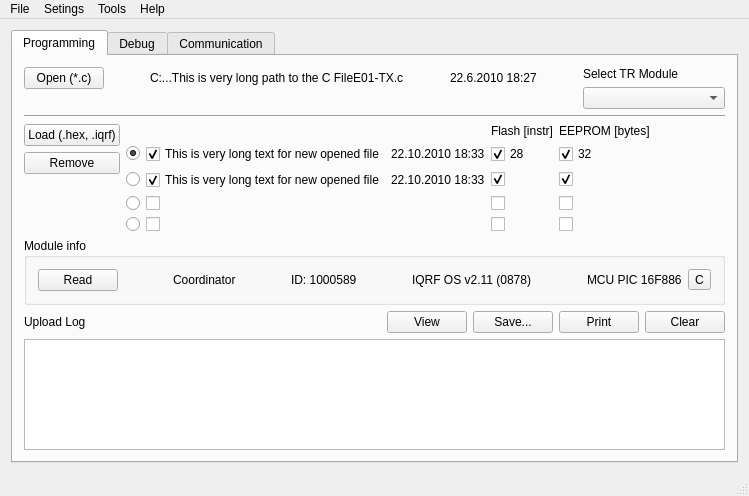
Above: IDE/iqrf_ide/mainwindow.ui from nandra/IDE before the change. Below: the same form after it.
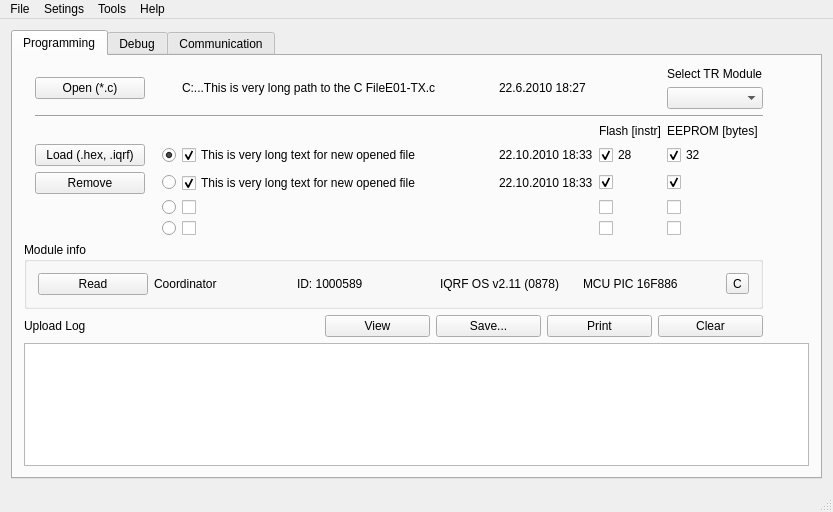
That is the form after the change. Icons and pictures are not drawn.

Commit message: Add modified layout for Programming and Communication tabs.

The edit to the form file:
```diff
--- a/IDE/iqrf_ide/mainwindow.ui
+++ b/IDE/iqrf_ide/mainwindow.ui
@@ -6,8 +6,8 @@
    <rect>
     <x>0</x>
     <y>0</y>
-    <width>712</width>
-    <height>496</height>
+    <width>833</width>
+    <height>512</height>
    </rect>
   </property>
   <property name="sizePolicy">
@@ -24,8 +24,8 @@
     <normaloff>:/images/images/lupa.ico</normaloff>:/images/images/lupa.ico</iconset>
   </property>
   <widget class="QWidget" name="centralWidget">
-   <layout class="QVBoxLayout" name="verticalLayout_8">
-    <item>
+   <layout class="QGridLayout" name="gridLayout">
+    <item row="0" column="0">
      <widget class="QTabWidget" name="tabWidget">
       <property name="sizePolicy">
        <sizepolicy hsizetype="Preferred" vsizetype="Preferred">
@@ -40,77 +40,201 @@
        <attribute name="title">
         <string>Programming</string>
        </attribute>
-       <layout class="QVBoxLayout" name="verticalLayout">
-        <item>
-         <layout class="QFormLayout" name="formLayout_5">
-          <property name="fieldGrowthPolicy">
-           <enum>QFormLayout::AllNonFixedFieldsGrow</enum>
-          </property>
+       <layout class="QGridLayout" name="gridLayout_4">
+        <item row="0" column="0">
+         <layout class="QGridLayout" name="gridLayout_3">
           <item row="0" column="0">
            <layout class="QGridLayout" name="gridLayout_2">
             <item row="0" column="0">
-             <widget class="QPushButton" name="openCFileBtn">
-              <property name="text">
-               <string>Open (*.c)</string>
-              </property>
-             </widget>
-            </item>
-            <item row="0" column="1">
              <spacer name="horizontalSpacer_3">
               <property name="orientation">
                <enum>Qt::Horizontal</enum>
               </property>
+              <property name="sizeType">
+               <enum>QSizePolicy::Fixed</enum>
+              </property>
               <property name="sizeHint" stdset="0">
                <size>
+                <width>5</width>
+                <height>0</height>
+               </size>
+              </property>
+             </spacer>
+            </item>
+            <item row="0" column="8">
+             <spacer name="horizontalSpacer_4">
+              <property name="orientation">
+               <enum>Qt::Horizontal</enum>
+              </property>
+              <property name="sizeType">
+               <enum>QSizePolicy::Fixed</enum>
+              </property>
+              <property name="sizeHint" stdset="0">
+               <size>
                 <width>40</width>
-                <height>20</height>
+                <height>0</height>
+               </size>
+              </property>
+             </spacer>
+            </item>
+            <item row="0" column="7">
+             <spacer name="horizontalSpacer_5">
+              <property name="orientation">
+               <enum>Qt::Horizontal</enum>
+              </property>
+              <property name="sizeType">
+               <enum>QSizePolicy::Fixed</enum>
+              </property>
+              <property name="sizeHint" stdset="0">
+               <size>
+                <width>40</width>
+                <height>0</height>
                </size>
               </property>
              </spacer>
             </item>
             <item row="0" column="2">
+             <spacer name="horizontalSpacer_16">
+              <property name="orientation">
+               <enum>Qt::Horizontal</enum>
+              </property>
+              <property name="sizeType">
+               <enum>QSizePolicy::Fixed</enum>
+              </property>
+              <property name="sizeHint" stdset="0">
+               <size>
+                <width>5</width>
+                <height>0</height>
+               </size>
+              </property>
+             </spacer>
+            </item>
+            <item row="0" column="5">
+             <spacer name="horizontalSpacer_17">
+              <property name="orientation">
+               <enum>Qt::Horizontal</enum>
+              </property>
+              <property name="sizeType">
+               <enum>QSizePolicy::Fixed</enum>
+              </property>
+              <property name="sizeHint" stdset="0">
+               <size>
+                <width>5</width>
+                <height>0</height>
+               </size>
+              </property>
+             </spacer>
+            </item>
+            <item row="0" column="3">
+             <spacer name="horizontalSpacer_18">
+              <property name="orientation">
+               <enum>Qt::Horizontal</enum>
+              </property>
+              <property name="sizeType">
+               <enum>QSizePolicy::Fixed</enum>
+              </property>
+              <property name="sizeHint" stdset="0">
+               <size>
+                <width>10</width>
+                <height>0</height>
+               </size>
+              </property>
+             </spacer>
+            </item>
+            <item row="0" column="6">
+             <spacer name="horizontalSpacer_19">
+              <property name="orientation">
+               <enum>Qt::Horizontal</enum>
+              </property>
+              <property name="sizeType">
+               <enum>QSizePolicy::Fixed</enum>
+              </property>
+              <property name="sizeHint" stdset="0">
+               <size>
+                <width>40</width>
+                <height>0</height>
+               </size>
+              </property>
+             </spacer>
+            </item>
+            <item row="0" column="4">
+             <spacer name="horizontalSpacer_20">
+              <property name="orientation">
+               <enum>Qt::Horizontal</enum>
+              </property>
+              <property name="sizeType">
+               <enum>QSizePolicy::Fixed</enum>
+              </property>
+              <property name="sizeHint" stdset="0">
+               <size>
+                <width>200</width>
+                <height>0</height>
+               </size>
+              </property>
+             </spacer>
+            </item>
+            <item row="0" column="1">
+             <spacer name="horizontalSpacer_21">
+              <property name="orientation">
+               <enum>Qt::Horizontal</enum>
+              </property>
+              <property name="sizeType">
+               <enum>QSizePolicy::Fixed</enum>
+              </property>
+              <property name="sizeHint" stdset="0">
+               <size>
+                <width>110</width>
+                <height>0</height>
+               </size>
+              </property>
+             </spacer>
+            </item>
+            <item row="1" column="1">
+             <widget class="QPushButton" name="openCFileBtn">
+              <property name="sizePolicy">
+               <sizepolicy hsizetype="Preferred" vsizetype="Fixed">
+                <horstretch>0</horstretch>
+                <verstretch>0</verstretch>
+               </sizepolicy>
+              </property>
+              <property name="minimumSize">
+               <size>
+                <width>0</width>
+                <height>0</height>
+               </size>
+              </property>
+              <property name="maximumSize">
+               <size>
+                <width>16777215</width>
+                <height>16777215</height>
+               </size>
+              </property>
+              <property name="text">
+               <string>Open (*.c)</string>
+              </property>
+             </widget>
+            </item>
+            <item row="1" column="4">
              <widget class="QLabel" name="openFilePathLbl">
+              <property name="sizePolicy">
+               <sizepolicy hsizetype="Preferred" vsizetype="Fixed">
+                <horstretch>0</horstretch>
+                <verstretch>0</verstretch>
+               </sizepolicy>
+              </property>
               <property name="text">
                <string>C:...This is very long path to the C FileE01-TX.c</string>
               </property>
              </widget>
             </item>
-            <item row="0" column="3">
-             <spacer name="horizontalSpacer_4">
-              <property name="orientation">
-               <enum>Qt::Horizontal</enum>
-              </property>
-              <property name="sizeHint" stdset="0">
-               <size>
-                <width>40</width>
-                <height>20</height>
-               </size>
-              </property>
-             </spacer>
-            </item>
-            <item row="0" column="4">
+            <item row="1" column="6">
              <widget class="QLabel" name="openCFileDateTimeLbl">
               <property name="text">
                <string>22.6.2010 18:27</string>
               </property>
              </widget>
             </item>
-            <item row="0" column="5">
-             <spacer name="horizontalSpacer_5">
-              <property name="orientation">
-               <enum>Qt::Horizontal</enum>
-              </property>
-              <property name="sizeHint" stdset="0">
-               <size>
-                <width>40</width>
-                <height>20</height>
-               </size>
-              </property>
-             </spacer>
-            </item>
-           </layout>
-          </item>
-          <item row="0" column="1">
+            <item row="1" column="8">
            <layout class="QVBoxLayout" name="verticalLayout_4">
             <item>
              <widget class="QLabel" name="label_3">
@@ -121,6 +245,12 @@
             </item>
             <item>
              <widget class="QComboBox" name="trModuleBox">
+                <property name="sizePolicy">
+                 <sizepolicy hsizetype="Preferred" vsizetype="Fixed">
+                  <horstretch>0</horstretch>
+                  <verstretch>0</verstretch>
+                 </sizepolicy>
+                </property>
               <property name="currentIndex">
                <number>-1</number>
               </property>
@@ -128,52 +258,46 @@
             </item>
            </layout>
           </item>
-         </layout>
-        </item>
-        <item>
-         <widget class="Line" name="line">
-          <property name="orientation">
-           <enum>Qt::Horizontal</enum>
-          </property>
-         </widget>
-        </item>
-        <item>
-         <layout class="QFormLayout" name="formLayout_4">
-          <property name="fieldGrowthPolicy">
-           <enum>QFormLayout::ExpandingFieldsGrow</enum>
-          </property>
-          <item row="0" column="0">
-           <layout class="QVBoxLayout" name="verticalLayout_5">
-            <item>
+            <item row="4" column="1">
              <widget class="QPushButton" name="loadHexIqrfBtn">
+              <property name="sizePolicy">
+               <sizepolicy hsizetype="Preferred" vsizetype="Fixed">
+                <horstretch>0</horstretch>
+                <verstretch>0</verstretch>
+               </sizepolicy>
+              </property>
+              <property name="maximumSize">
+               <size>
+                <width>16777215</width>
+                <height>16777215</height>
+               </size>
+              </property>
               <property name="text">
                <string>Load (.hex, .iqrf)</string>
               </property>
              </widget>
             </item>
-            <item>
-             <widget class="QPushButton" name="removeBtn">
-              <property name="text">
-               <string>Remove</string>
+            <item row="2" column="1" colspan="8">
+             <widget class="Line" name="line">
+              <property name="orientation">
+               <enum>Qt::Horizontal</enum>
               </property>
              </widget>
             </item>
-           </layout>
-          </item>
-          <item row="0" column="1">
-           <layout class="QGridLayout" name="gridLayout">
-            <item row="1" column="0">
-             <widget class="QRadioButton" name="radioButton0">
-              <property name="text">
-               <string/>
-              </property>
-              <property name="checked">
-               <bool>true</bool>
-              </property>
-             </widget>
-            </item>
-            <item row="1" column="1">
+            <item row="4" column="4">
              <widget class="QCheckBox" name="checkBox0">
+              <property name="sizePolicy">
+               <sizepolicy hsizetype="Preferred" vsizetype="Fixed">
+                <horstretch>0</horstretch>
+                <verstretch>0</verstretch>
+               </sizepolicy>
+              </property>
+              <property name="minimumSize">
+               <size>
+                <width>300</width>
+                <height>0</height>
+               </size>
+              </property>
               <property name="text">
                <string>This is very long text for new opened file</string>
               </property>
@@ -182,14 +306,44 @@
               </property>
              </widget>
             </item>
-            <item row="1" column="2">
+            <item row="4" column="3">
+             <widget class="QRadioButton" name="radioButton0">
+              <property name="sizePolicy">
+               <sizepolicy hsizetype="Preferred" vsizetype="Preferred">
+                <horstretch>0</horstretch>
+                <verstretch>0</verstretch>
+               </sizepolicy>
+              </property>
+              <property name="text">
+               <string/>
+              </property>
+              <property name="checked">
+               <bool>true</bool>
+              </property>
+             </widget>
+            </item>
+            <item row="4" column="6">
              <widget class="QLabel" name="label0">
               <property name="text">
                <string>22.10.2010 18:33</string>
               </property>
              </widget>
             </item>
-            <item row="1" column="3">
+            <item row="3" column="8">
+             <widget class="QLabel" name="label_10">
+              <property name="text">
+               <string>EEPROM [bytes]</string>
+              </property>
+             </widget>
+            </item>
+            <item row="3" column="7">
+             <widget class="QLabel" name="label_9">
+              <property name="text">
+               <string>Flash [instr]</string>
+              </property>
+             </widget>
+            </item>
+            <item row="4" column="7">
              <widget class="QCheckBox" name="checkBox00">
               <property name="text">
                <string>28</string>
@@ -199,7 +353,7 @@
               </property>
              </widget>
             </item>
-            <item row="1" column="4">
+            <item row="4" column="8">
              <widget class="QCheckBox" name="checkBox01">
               <property name="text">
                <string>32</string>
@@ -209,29 +363,46 @@
               </property>
              </widget>
             </item>
-            <item row="0" column="3">
-             <widget class="QLabel" name="label_9">
-              <property name="text">
-               <string>Flash [instr]</string>
+            <item row="5" column="1">
+             <widget class="QPushButton" name="removeBtn">
+              <property name="sizePolicy">
+               <sizepolicy hsizetype="Preferred" vsizetype="Fixed">
+                <horstretch>0</horstretch>
+                <verstretch>0</verstretch>
+               </sizepolicy>
               </property>
-             </widget>
-            </item>
-            <item row="0" column="4">
-             <widget class="QLabel" name="label_10">
+              <property name="maximumSize">
+               <size>
+                <width>16777215</width>
+                <height>16777215</height>
+               </size>
+              </property>
               <property name="text">
-               <string>EEPROM [bytes]</string>
+               <string>Remove</string>
               </property>
              </widget>
             </item>
-            <item row="2" column="0">
+            <item row="5" column="3">
              <widget class="QRadioButton" name="radioButton1">
               <property name="text">
                <string/>
               </property>
              </widget>
             </item>
-            <item row="2" column="1">
+            <item row="5" column="4">
              <widget class="QCheckBox" name="checkBox1">
+              <property name="sizePolicy">
+               <sizepolicy hsizetype="Preferred" vsizetype="Fixed">
+                <horstretch>0</horstretch>
+                <verstretch>0</verstretch>
+               </sizepolicy>
+              </property>
+              <property name="minimumSize">
+               <size>
+                <width>300</width>
+                <height>0</height>
+               </size>
+              </property>
               <property name="text">
                <string>This is very long text for new opened file</string>
               </property>
@@ -240,14 +411,14 @@
               </property>
              </widget>
             </item>
-            <item row="2" column="2">
+            <item row="5" column="6">
              <widget class="QLabel" name="label1">
               <property name="text">
                <string>22.10.2010 18:33</string>
               </property>
              </widget>
             </item>
-            <item row="2" column="3">
+            <item row="5" column="7">
              <widget class="QCheckBox" name="checkBox11">
               <property name="text">
                <string/>
@@ -257,7 +428,7 @@
               </property>
              </widget>
             </item>
-            <item row="2" column="4">
+            <item row="5" column="8">
              <widget class="QCheckBox" name="checkBox12">
               <property name="text">
                <string/>
@@ -267,108 +438,98 @@
               </property>
              </widget>
             </item>
-            <item row="3" column="0">
+            <item row="6" column="3">
              <widget class="QRadioButton" name="radioButton2">
               <property name="text">
                <string/>
               </property>
              </widget>
             </item>
-            <item row="3" column="1">
+            <item row="6" column="4">
              <widget class="QCheckBox" name="checkBox2">
               <property name="text">
                <string/>
               </property>
              </widget>
             </item>
-            <item row="3" column="2">
-             <widget class="QLabel" name="label2">
-              <property name="text">
-               <string/>
-              </property>
-             </widget>
-            </item>
-            <item row="3" column="3">
-             <widget class="QCheckBox" name="checkBox21">
-              <property name="text">
-               <string/>
-              </property>
-             </widget>
-            </item>
-            <item row="3" column="4">
-             <widget class="QCheckBox" name="checkBox22">
-              <property name="text">
-               <string/>
-              </property>
-             </widget>
-            </item>
-            <item row="4" column="0">
+            <item row="7" column="3">
              <widget class="QRadioButton" name="radioButton3">
               <property name="text">
                <string/>
               </property>
              </widget>
             </item>
-            <item row="4" column="1">
+            <item row="7" column="4">
              <widget class="QCheckBox" name="checkBox3">
               <property name="text">
                <string/>
               </property>
              </widget>
             </item>
-            <item row="4" column="2">
-             <widget class="QLabel" name="label3">
+            <item row="6" column="7">
+             <widget class="QCheckBox" name="checkBox21">
               <property name="text">
                <string/>
               </property>
              </widget>
             </item>
-            <item row="4" column="3">
+            <item row="6" column="8">
+             <widget class="QCheckBox" name="checkBox22">
+              <property name="text">
+               <string/>
+              </property>
+             </widget>
+            </item>
+            <item row="7" column="7">
              <widget class="QCheckBox" name="checkBox31">
               <property name="text">
                <string/>
               </property>
              </widget>
             </item>
-            <item row="4" column="4">
+            <item row="7" column="8">
              <widget class="QCheckBox" name="checkBox32">
               <property name="text">
                <string/>
               </property>
              </widget>
             </item>
-           </layout>
-          </item>
-         </layout>
-        </item>
-        <item>
+            <item row="8" column="0" colspan="9">
          <widget class="QGroupBox" name="groupBox">
+              <property name="sizePolicy">
+               <sizepolicy hsizetype="Preferred" vsizetype="Preferred">
+                <horstretch>0</horstretch>
+                <verstretch>0</verstretch>
+               </sizepolicy>
+              </property>
           <property name="title">
            <string>Module info</string>
           </property>
           <layout class="QFormLayout" name="formLayout_6">
+               <property name="fieldGrowthPolicy">
+                <enum>QFormLayout::AllNonFixedFieldsGrow</enum>
+               </property>
            <item row="0" column="0" colspan="2">
             <layout class="QHBoxLayout" name="horizontalLayout_6">
              <item>
               <widget class="QPushButton" name="remodModuleInfoBtn">
+                   <property name="sizePolicy">
+                    <sizepolicy hsizetype="Fixed" vsizetype="Fixed">
+                     <horstretch>0</horstretch>
+                     <verstretch>0</verstretch>
+                    </sizepolicy>
+                   </property>
+                   <property name="minimumSize">
+                    <size>
+                     <width>110</width>
+                     <height>0</height>
+                    </size>
+                   </property>
                <property name="text">
                 <string>Read</string>
                </property>
               </widget>
              </item>
-             <item>
-              <spacer name="horizontalSpacer">
-               <property name="orientation">
-                <enum>Qt::Horizontal</enum>
-               </property>
-               <property name="sizeHint" stdset="0">
-                <size>
-                 <width>40</width>
-                 <height>20</height>
-                </size>
-               </property>
-              </spacer>
-             </item>
              <item>
               <widget class="QLabel" name="coordinatorLbl">
                <property name="text">
@@ -376,19 +537,6 @@
                </property>
               </widget>
              </item>
-             <item>
-              <spacer name="horizontalSpacer_6">
-               <property name="orientation">
-                <enum>Qt::Horizontal</enum>
-               </property>
-               <property name="sizeHint" stdset="0">
-                <size>
-                 <width>40</width>
-                 <height>20</height>
-                </size>
-               </property>
-              </spacer>
-             </item>
              <item>
               <widget class="QLabel" name="idprogLbl">
                <property name="text">
@@ -396,19 +544,6 @@
                </property>
               </widget>
              </item>
-             <item>
-              <spacer name="horizontalSpacer_8">
-               <property name="orientation">
-                <enum>Qt::Horizontal</enum>
-               </property>
-               <property name="sizeHint" stdset="0">
-                <size>
-                 <width>40</width>
-                 <height>20</height>
-                </size>
-               </property>
-              </spacer>
-             </item>
              <item>
               <widget class="QLabel" name="osVerLblb">
                <property name="text">
@@ -416,19 +551,6 @@
                </property>
               </widget>
              </item>
-             <item>
-              <spacer name="horizontalSpacer_7">
-               <property name="orientation">
-                <enum>Qt::Horizontal</enum>
-               </property>
-               <property name="sizeHint" stdset="0">
-                <size>
-                 <width>40</width>
-                 <height>20</height>
-                </size>
-               </property>
-              </spacer>
-             </item>
              <item>
               <widget class="QLabel" name="mcuLbl">
                <property name="text">
@@ -448,8 +570,26 @@
           </layout>
          </widget>
         </item>
-        <item>
+           </layout>
+          </item>
+          <item row="0" column="1">
+           <spacer name="horizontalSpacer">
+            <property name="orientation">
+             <enum>Qt::Horizontal</enum>
+            </property>
+            <property name="sizeHint" stdset="0">
+             <size>
+              <width>2</width>
+              <height>20</height>
+             </size>
+            </property>
+           </spacer>
+          </item>
+          <item row="1" column="0">
          <layout class="QHBoxLayout" name="horizontalLayout_5">
+            <property name="sizeConstraint">
+             <enum>QLayout::SetFixedSize</enum>
+            </property>
           <item>
            <widget class="QLabel" name="uploadLogLbl">
             <property name="text">
@@ -462,6 +602,9 @@
             <property name="orientation">
              <enum>Qt::Horizontal</enum>
             </property>
+              <property name="sizeType">
+               <enum>QSizePolicy::Fixed</enum>
+              </property>
             <property name="sizeHint" stdset="0">
              <size>
               <width>40</width>
@@ -472,6 +615,12 @@
           </item>
           <item>
            <widget class="QPushButton" name="viewUploadLogBtn">
+              <property name="maximumSize">
+               <size>
+                <width>105</width>
+                <height>16777215</height>
+               </size>
+              </property>
             <property name="text">
              <string>View</string>
             </property>
@@ -479,6 +628,12 @@
           </item>
           <item>
            <widget class="QPushButton" name="saveUploadLogBtn">
+              <property name="maximumSize">
+               <size>
+                <width>105</width>
+                <height>16777215</height>
+               </size>
+              </property>
             <property name="text">
              <string>Save...</string>
             </property>
@@ -486,6 +641,12 @@
           </item>
           <item>
            <widget class="QPushButton" name="printUploadLogBtn">
+              <property name="maximumSize">
+               <size>
+                <width>105</width>
+                <height>16777215</height>
+               </size>
+              </property>
             <property name="text">
              <string>Print</string>
             </property>
@@ -493,6 +654,12 @@
           </item>
           <item>
            <widget class="QPushButton" name="clearUploadLogBtn">
+              <property name="maximumSize">
+               <size>
+                <width>105</width>
+                <height>16777215</height>
+               </size>
+              </property>
             <property name="text">
              <string>Clear</string>
             </property>
@@ -500,10 +667,12 @@
           </item>
          </layout>
         </item>
-        <item>
+          <item row="2" column="0" colspan="2">
          <widget class="QListWidget" name="uploadLogList"/>
         </item>
        </layout>
+        </item>
+       </layout>
       </widget>
       <widget class="QWidget" name="tab_2">
        <attribute name="title">
@@ -878,8 +1047,8 @@
     <rect>
      <x>0</x>
      <y>0</y>
-     <width>712</width>
-     <height>20</height>
+     <width>833</width>
+     <height>24</height>
     </rect>
    </property>
    <widget class="QMenu" name="menuSetings">
```
Left out of the diff: 93 changed lines with no effect on the pictures. Lines whose indentation alone changed are shown as unchanged. The commit also changes 1 other file.
